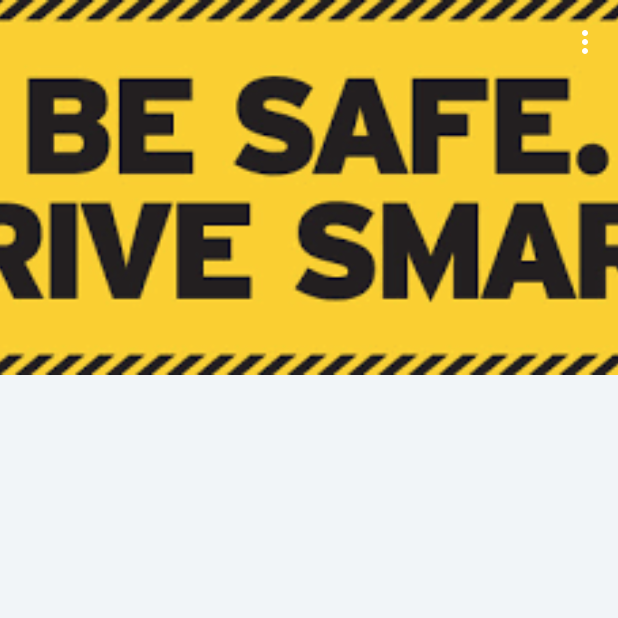
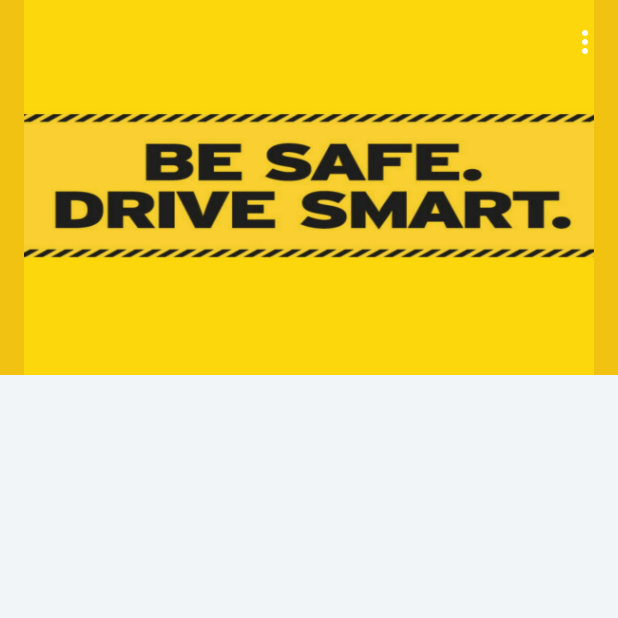
Before and after one commit to shreyas-dhoot/SafeDrive, an Android app: the screen it shows after launch (MainActivity), on a phone screen of 412 x 824 dp, the top half of it. Run offline under Robolectric (Android 15) with nearby library versions, the phone set to English and light mode, and no system bars; pictures from the network do not load; 1 statement that could not run was skipped.

Commit message:
Resizing of back drop image.

```diff
--- a/app/src/main/res/layout/activity_main.xml
+++ b/app/src/main/res/layout/activity_main.xml
@@ -35,7 +35,7 @@
                     android:layout_width="match_parent"
                     android:layout_height="match_parent"
                     android:fitsSystemWindows="true"
-                    android:scaleType="centerCrop"
+                    android:scaleType="centerInside"
                     app:layout_collapseMode="parallax" />
 
             </RelativeLayout>
```
Also changed, not shown: app/src/main/res/drawable/food.jpg.
